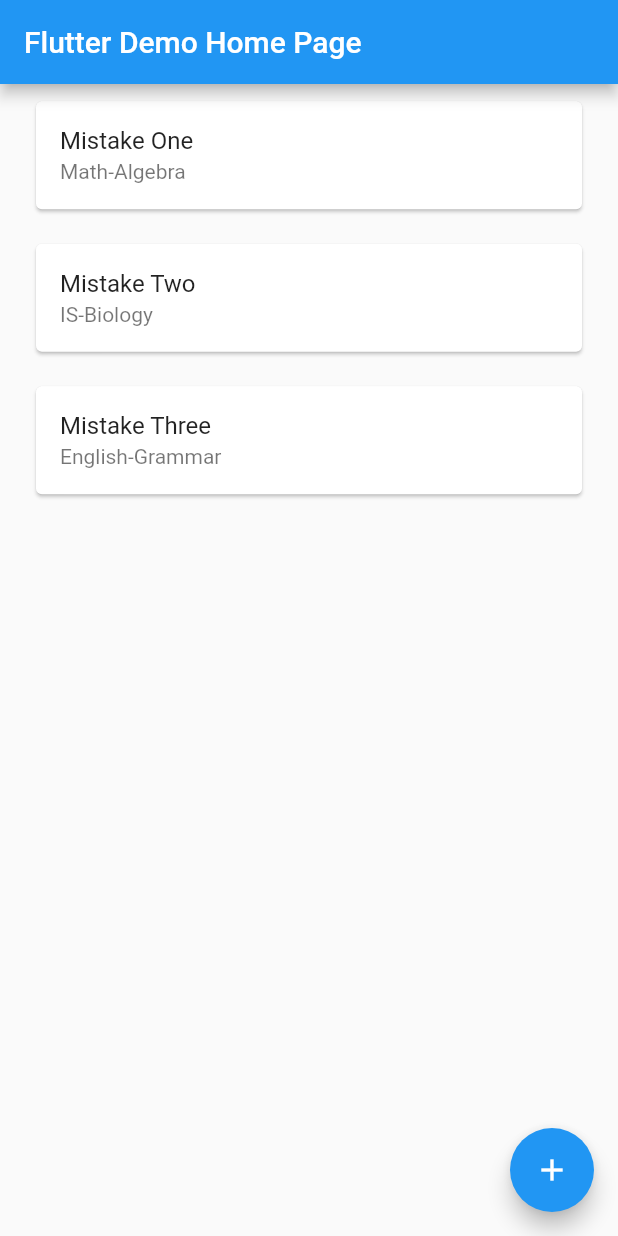
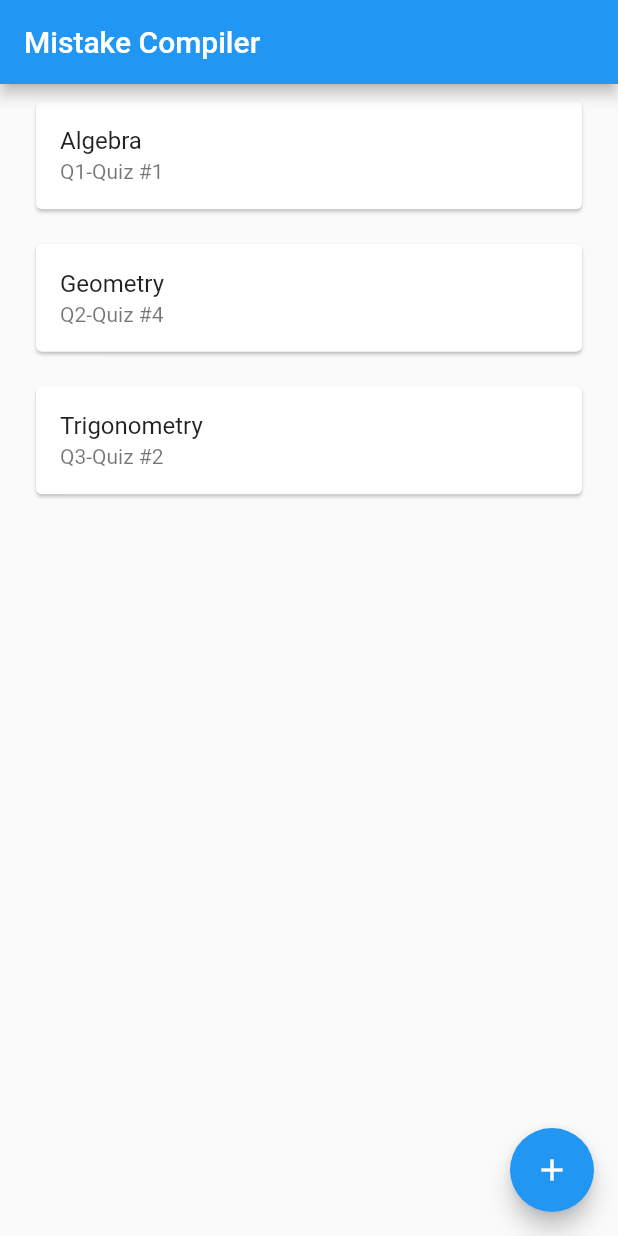
Before and after one commit to Nqile/flutter_mistake_app, a Flutter app: the screen it shows after launch, on a phone screen of 412 x 824 dp. Run offline on Flutter 3.47's test engine with Material 2 defaults, Android fonts, the phone set to English and light mode, and no system bars.

Commit message:
Minor Changes
- minor changes to the items inside the list

```diff
--- a/lib/Mistake.dart
+++ b/lib/Mistake.dart
@@ -1,7 +1,7 @@
 class Mistake {
-  String Title;
+  String Desc;
   String Topic;
   String Subject;
 
-  Mistake(this.Title, this.Topic, this.Subject);
+  Mistake(this.Desc, this.Topic, this.Subject);
 }
--- a/lib/main.dart
+++ b/lib/main.dart
@@ -16,7 +16,7 @@ class MyApp extends StatelessWidget {
       theme: ThemeData(
         primarySwatch: Colors.blue,
       ),
-      home: const MyHomePage(title: 'Flutter Demo Home Page'),
+      home: const MyHomePage(title: 'Mistake Compiler'),
     );
   }
 }
@@ -30,14 +30,14 @@ class MyHomePage extends StatefulWidget {
   State<MyHomePage> createState() => _MyHomePageState();
 }
 
-List<Mistake> Mistakes = [
-  Mistake("Mistake One", "Algebra", "Math"),
-  Mistake("Mistake Two", "Biology", "IS"),
-  Mistake("Mistake Three", "Grammar", "English")
-];
-
 class _MyHomePageState extends State<MyHomePage> {
   @override
+  List<Mistake> Mistakes = [
+    Mistake("Q1-Quiz #1", "Algebra", "Math"),
+    Mistake("Q2-Quiz #4", "Geometry", "Math"),
+    Mistake("Q3-Quiz #2", "Trigonometry", "Math")
+  ];
+
   Widget build(BuildContext context) {
     return Scaffold(
       appBar: AppBar(
@@ -61,10 +61,8 @@ class _MyHomePageState extends State<MyHomePage> {
                         onTap: () {
                           null;
                         },
-                        title: Text(Mistakes[index].Title),
-                        subtitle: Text(Mistakes[index].Subject +
-                            "-" +
-                            Mistakes[index].Topic),
+                        title: Text(Mistakes[index].Topic),
+                        subtitle: Text(Mistakes[index].Desc),
                       ),
                     ),
                   );
```
